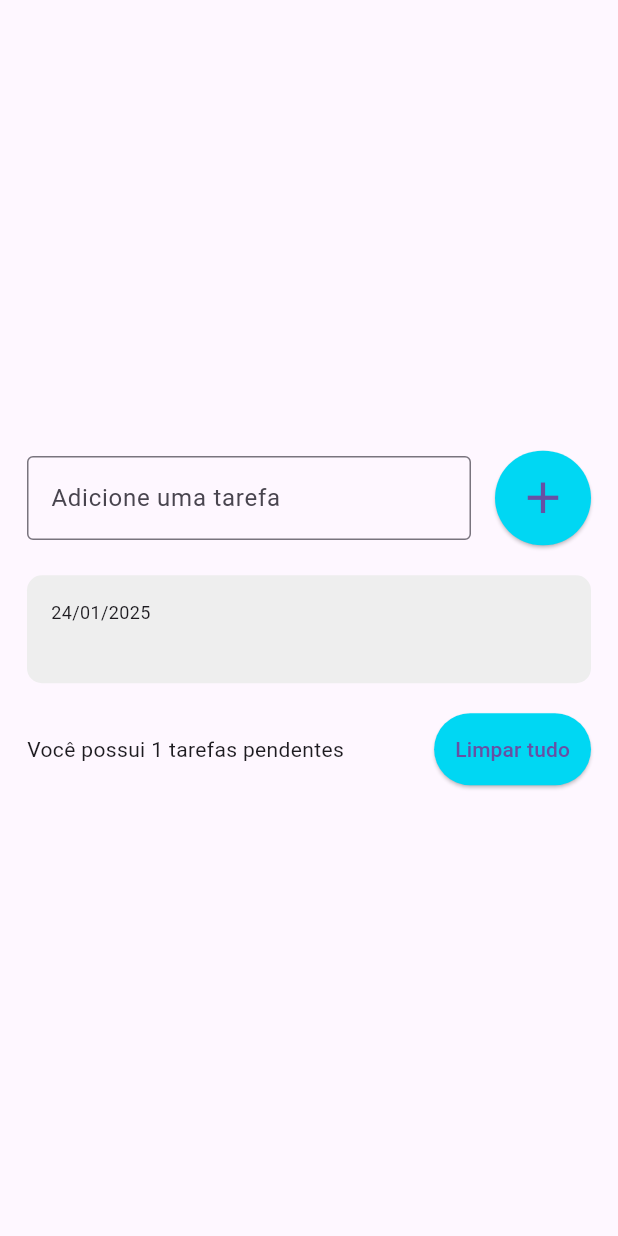
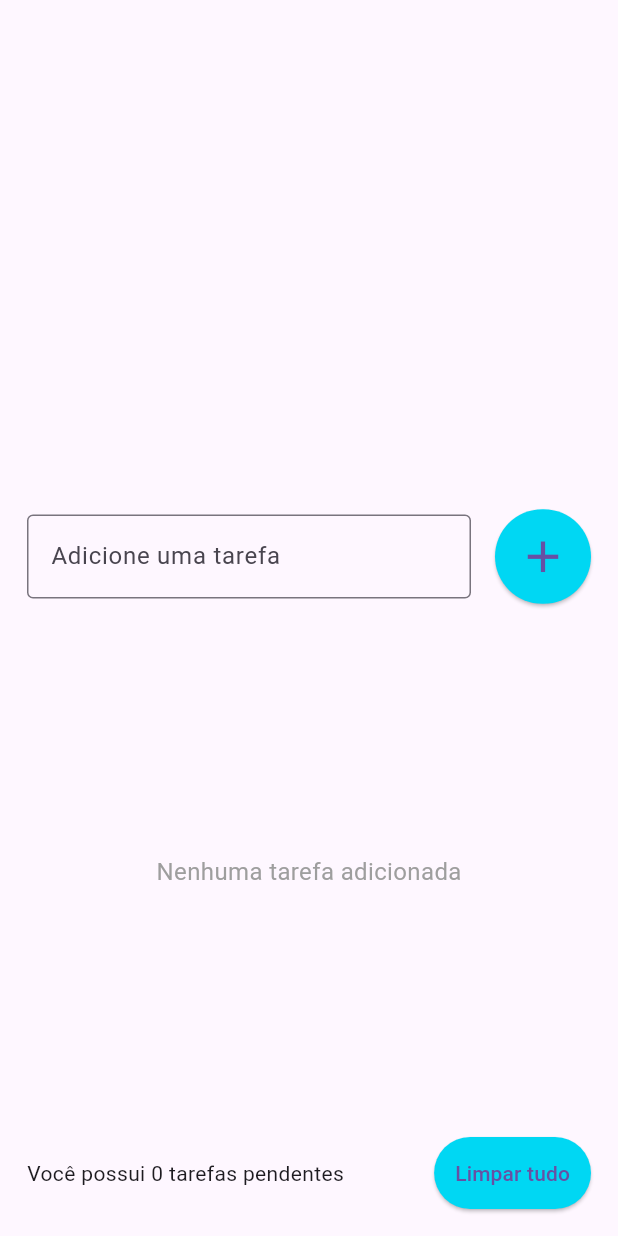
Before and after one commit to isaiastech/lista_tarefas, a Flutter app: the screen it shows after launch, after a tap on the "add" icon, on a phone screen of 412 x 824 dp. Run offline on Flutter 3.47's test engine with Material 3 defaults, Android fonts, the phone set to English and light mode, and no system bars; our stand-ins replace flutter_slidable.

Commit message:
Continuando app tarefas

```diff
--- /dev/null
+++ b/lib/models/tarefa.dart
@@ -0,0 +1,6 @@
+class Tarefa {
+  String titulo;
+  DateTime dataHora;
+
+  Tarefa({required this.titulo, required this.dataHora});
+}
--- a/lib/pages/list_page.dart
+++ b/lib/pages/list_page.dart
@@ -1,7 +1,16 @@
 import 'package:flutter/material.dart';
-import '../widgets/todo_list_item.dart';
+import 'package:flutter_slidable/flutter_slidable.dart';
+import 'package:flutter/services.dart'; // Importado para capturar o evento de tecla
+
+class Tarefa {
+  String titulo;
+  DateTime dataHora;
+
+  Tarefa({required this.titulo, required this.dataHora});
+}
+
 class ListPage extends StatefulWidget {
-   ListPage({super.key});
+  const ListPage({super.key});
 
   @override
   State<ListPage> createState() => _ListPageState();
@@ -9,8 +18,63 @@ class ListPage extends StatefulWidget {
 
 class _ListPageState extends State<ListPage> {
   final TextEditingController tarefaController = TextEditingController();
+  final FocusNode focusNode = FocusNode(); // FocusNode para detectar Enter
+  List<Tarefa> tarefas = [];
+  Tarefa? tarefaRemovida; // Armazena a tarefa removida para permitir o desfazer
+  int? tarefaRemovidaIndex; // Armazena o índice da tarefa removida
 
-   List<String> tarefas = [];
+  void removerTarefa(int index) {
+    setState(() {
+      tarefaRemovida = tarefas[index];
+      tarefaRemovidaIndex = index;
+      tarefas.removeAt(index);
+    });
+
+    // Mostrar o SnackBar com a opção de desfazer
+    ScaffoldMessenger.of(context).showSnackBar(
+      SnackBar(
+        content: const Text('Tarefa excluída'),
+        action: SnackBarAction(
+          label: 'Desfazer',
+          onPressed: () {
+            // Restaura a tarefa excluída
+            setState(() {
+              tarefas.insert(tarefaRemovidaIndex!, tarefaRemovida!);
+            });
+          },
+        ),
+      ),
+    );
+  }
+
+  @override
+  void initState() {
+    super.initState();
+    // Detecta pressionamento da tecla Enter
+    focusNode.addListener(() {
+      if (focusNode.hasFocus) {
+        // Verifica se a tecla pressionada foi Enter
+        RawKeyboard.instance.addListener((event) {
+          if (event.logicalKey == LogicalKeyboardKey.enter) {
+            _adicionarTarefa();
+          }
+        });
+      }
+    });
+  }
+
+  void _adicionarTarefa() {
+    String textoDigitado = tarefaController.text;
+    if (textoDigitado.isNotEmpty) {
+      setState(() {
+        tarefas.add(Tarefa(
+          titulo: textoDigitado,
+          dataHora: DateTime.now(),
+        ));
+      });
+      tarefaController.clear();
+    }
+  }
 
   @override
   Widget build(BuildContext context) {
@@ -18,70 +82,94 @@ class _ListPageState extends State<ListPage> {
       child: Scaffold(
         body: Padding(
           padding: const EdgeInsets.all(18),
-          child: Center(
           child: Column(
-              mainAxisSize: MainAxisSize.min,
             children: [
+              if (tarefas.isEmpty) const Spacer(),
+
               Row(
                 children: [
                   Expanded(
                     child: TextField(
                       controller: tarefaController,
-                        decoration: InputDecoration(
+                      focusNode: focusNode, // Associando o FocusNode
+                      decoration: const InputDecoration(
                         border: OutlineInputBorder(),
                         labelText: 'Adicione uma tarefa',
                         hintText: 'Ex: Estudar',
                       ),
                     ),
                   ),
-                    SizedBox(width: 16,),
+                  const SizedBox(width: 16),
                   ElevatedButton(
-                      onPressed: (){
-                        String textoDigitado = tarefaController.text;
-                        setState(() {
-                          tarefas.add(textoDigitado);
-                        });
-                        tarefaController.clear();
-                      },
+                    onPressed: _adicionarTarefa,
                     style: ElevatedButton.styleFrom(
-                        backgroundColor: Color(0xff00d7f3),
-                        padding: EdgeInsets.all(14.0),
+                      backgroundColor: const Color(0xff00d7f3),
+                      padding: const EdgeInsets.all(14.0),
                     ),
-                      child: Icon(
+                    child: const Icon(
                       Icons.add,
                       size: 35,
                     ),
                   ),
                 ],
               ),
-                SizedBox(height: 18,),
-                // ListView com altura fixa ou Expanded
-                Flexible(
-                  child: ListView(
-                    shrinkWrap: true,
+              const SizedBox(height: 18),
+              Expanded(
+                child: tarefas.isEmpty
+                    ? const Center(
+                  child: Text(
+                    'Nenhuma tarefa adicionada',
+                    style: TextStyle(fontSize: 16, color: Colors.grey),
+                  ),
+                )
+                    : ListView.builder(
+                  itemCount: tarefas.length,
+                  itemBuilder: (context, index) {
+                    return Slidable(
+                      key: ValueKey(tarefas[index].titulo),
+                      endActionPane: ActionPane(
+                        motion: const BehindMotion(),
                         children: [
-                      for (String tarefa in tarefas)
-                        todoListItem(
-                          title: tarefa,
+                          SlidableAction(
+                            onPressed: (context) => removerTarefa(index),
+                            backgroundColor: Colors.red,
+                            foregroundColor: Colors.white,
+                            icon: Icons.delete,
+                            label: 'Remover',
                           ),
-                      // Adicione mais widgets aqui para criar uma lista
                         ],
                       ),
+                      child: Card(
+                        child: ListTile(
+                          title: Text(tarefas[index].titulo),
+                          subtitle: Text(
+                            'Criado em: ${tarefas[index].dataHora.day}/${tarefas[index].dataHora.month}/${tarefas[index].dataHora.year} '
+                                'às ${tarefas[index].dataHora.hour}:${tarefas[index].dataHora.minute}',
                           ),
-                SizedBox(height: 18,),
+                        ),
+                      ),
+                    );
+                  },
+                ),
+              ),
+              const SizedBox(height: 16),
               Row(
                 children: [
                   Expanded(
                     child: Text('Você possui ${tarefas.length} tarefas pendentes'),
                   ),
-                    SizedBox(width: 8,),
+                  const SizedBox(width: 8),
                   ElevatedButton(
-                      onPressed: () {},
+                    onPressed: () {
+                      setState(() {
+                        tarefas.clear();
+                      });
+                    },
                     style: ElevatedButton.styleFrom(
-                        backgroundColor: Color(0xff00d7f3),
-                        padding: EdgeInsets.all(14.0),
+                      backgroundColor: const Color(0xff00d7f3),
+                      padding: const EdgeInsets.all(14.0),
                     ),
-                      child: Text('Limpar tudo'),
+                    child: const Text('Limpar tudo'),
                   ),
                 ],
               ),
@@ -89,7 +177,6 @@ class _ListPageState extends State<ListPage> {
           ),
         ),
       ),
-      ),
     );
   }
 }
--- a/lib/widgets/todo_list_item.dart
+++ b/lib/widgets/todo_list_item.dart
@@ -1,4 +1,5 @@
 import 'package:flutter/material.dart';
+import 'package:intl/intl.dart';
 
 
 class todoListItem extends StatelessWidget {
@@ -20,7 +21,8 @@ class todoListItem extends StatelessWidget {
         child: Column(
           crossAxisAlignment: CrossAxisAlignment.start,
           children: [
-            Text('24/01/2025',
+            Text(
+                DateFormat('dd/MM/yyyy - HH:mm').format(DateTime.now()),
                 style:
                 TextStyle(
                     fontSize: 12)
--- a/pubspec.yaml
+++ b/pubspec.yaml
@@ -34,6 +34,8 @@ dependencies:
   # The following adds the Cupertino Icons font to your application.
   # Use with the CupertinoIcons class for iOS style icons.
   cupertino_icons: ^1.0.8
+  intl:
+  flutter_slidable: ^4.0.0
 
 dev_dependencies:
   flutter_test:
```
Also changed, not shown: pubspec.lock, 1 other file. Lines whose indentation alone changed are shown as unchanged.
